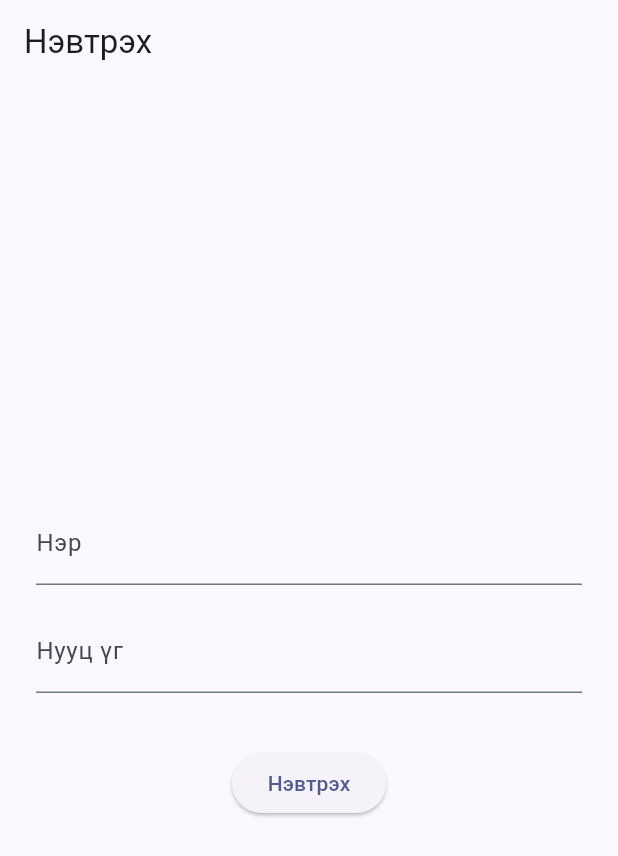
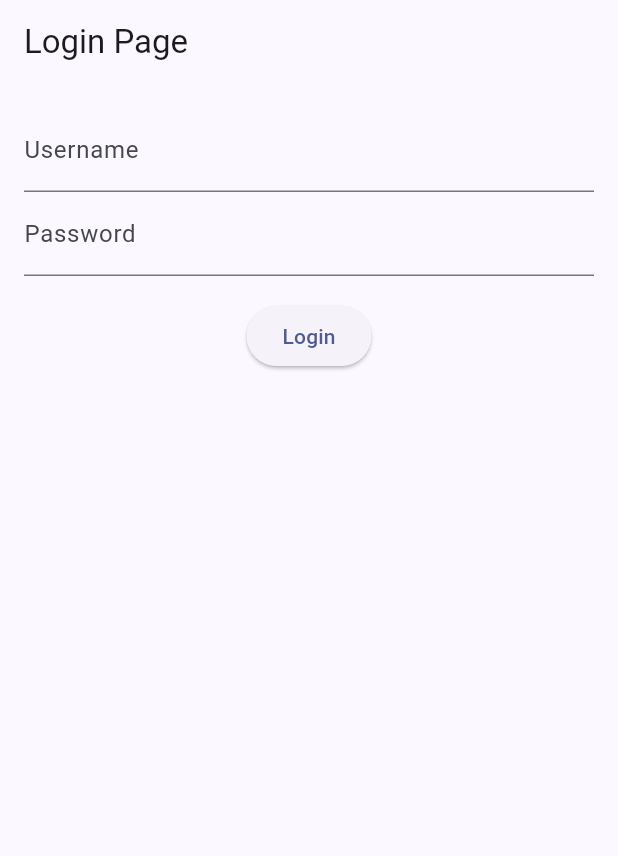
Before and after one commit to Suvderdenne/SandboxGamification, a Flutter app: the screen it shows after launch, on a phone screen of 412 x 824 dp. Shown: the top 856 px of the screen. Run offline on Flutter 3.47's test engine with Material 3 defaults, Android fonts, the light colour scheme and no system bars.

Commit message:
login works frontend

```diff
--- a/frontend/lib/pages/login_page.dart
+++ b/frontend/lib/pages/login_page.dart
@@ -1,6 +1,6 @@
 import 'package:flutter/material.dart';
 import '../services/api_service.dart';
-import 'lesson_page.dart';
+import 'topics_page.dart';
 
 class LoginPage extends StatefulWidget {
   const LoginPage({super.key});
@@ -10,70 +10,63 @@ class LoginPage extends StatefulWidget {
 }
 
 class _LoginPageState extends State<LoginPage> {
-  final _formKey = GlobalKey<FormState>();
-  final usernameController = TextEditingController();
-  final passwordController = TextEditingController();
-  bool loading = false;
-  String? errorMsg;
+  final TextEditingController _usernameController = TextEditingController();
+  final TextEditingController _passwordController = TextEditingController();
+  bool _loading = false;
 
   Future<void> _login() async {
-    setState(() {
-      loading = true;
-      errorMsg = null;
-    });
+    setState(() => _loading = true);
+    final username = _usernameController.text;
+    final password = _passwordController.text;
 
-    final success = await ApiService.login(
-      usernameController.text.trim(),
-      passwordController.text.trim(),
-    );
-
-    setState(() => loading = false);
-
+    try {
+      final success = await ApiService.login(username, password);
       if (success) {
+        // Navigate to TopicsPage after successful login
         Navigator.pushReplacement(
           context,
-        MaterialPageRoute(builder: (_) => const LessonPage()),
+          MaterialPageRoute(builder: (_) => const TopicsPage()),
         );
       } else {
-      setState(() {
-        errorMsg = "Нэвтрэхэд алдаа гарлаа. Хэрэглэгчийн нэр эсвэл нууц үг буруу байна.";
-      });
+        ScaffoldMessenger.of(context).showSnackBar(
+          const SnackBar(content: Text("Нэвтрэхэд алдаа гарлаа")),
+        );
+      }
+    } catch (e) {
+      print("❌ Login error: $e");
+      ScaffoldMessenger.of(context).showSnackBar(
+        const SnackBar(content: Text("Нэвтрэхэд алдаа гарлаа")),
+      );
+    } finally {
+      setState(() => _loading = false);
     }
   }
 
   @override
   Widget build(BuildContext context) {
     return Scaffold(
-      appBar: AppBar(title: const Text("Нэвтрэх")),
+      appBar: AppBar(title: const Text("Login Page")),
       body: Padding(
-        padding: const EdgeInsets.all(24.0),
-        child: Form(
-          key: _formKey,
+        padding: const EdgeInsets.all(16.0),
         child: Column(
-            mainAxisAlignment: MainAxisAlignment.center,
           children: [
-              TextFormField(
-                controller: usernameController,
-                decoration: const InputDecoration(labelText: "Нэр"),
+            TextField(
+              controller: _usernameController,
+              decoration: const InputDecoration(labelText: "Username"),
+            ),
+            TextField(
+              controller: _passwordController,
+              obscureText: true,
+              decoration: const InputDecoration(labelText: "Password"),
             ),
             const SizedBox(height: 16),
-              TextFormField(
-                controller: passwordController,
-                decoration: const InputDecoration(labelText: "Нууц үг"),
-                obscureText: true,
-              ),
-              const SizedBox(height: 24),
-              if (errorMsg != null)
-                Text(errorMsg!, style: const TextStyle(color: Colors.red)),
-              const SizedBox(height: 12),
             ElevatedButton(
-                onPressed: loading ? null : _login,
-                child: loading
-                    ? const CircularProgressIndicator()
-                    : const Text("Нэвтрэх"),
+              onPressed: _loading ? null : _login,
+              child: _loading
+                  ? const CircularProgressIndicator(color: Colors.white)
+                  : const Text("Login"),
             ),
           ],
-          ),
         ),
       ),
     );
```
Also changed, not shown: frontend/lib/models/question.dart (+6 -30 lines), frontend/lib/pages/lesson_page.dart (+51 -20 lines), frontend/lib/pages/quiz_page.dart (added, +139 -0 lines), frontend/lib/pages/topics_page.dart (added, +70 -0 lines), 2 other files. Lines whose indentation alone changed are shown as unchanged.
